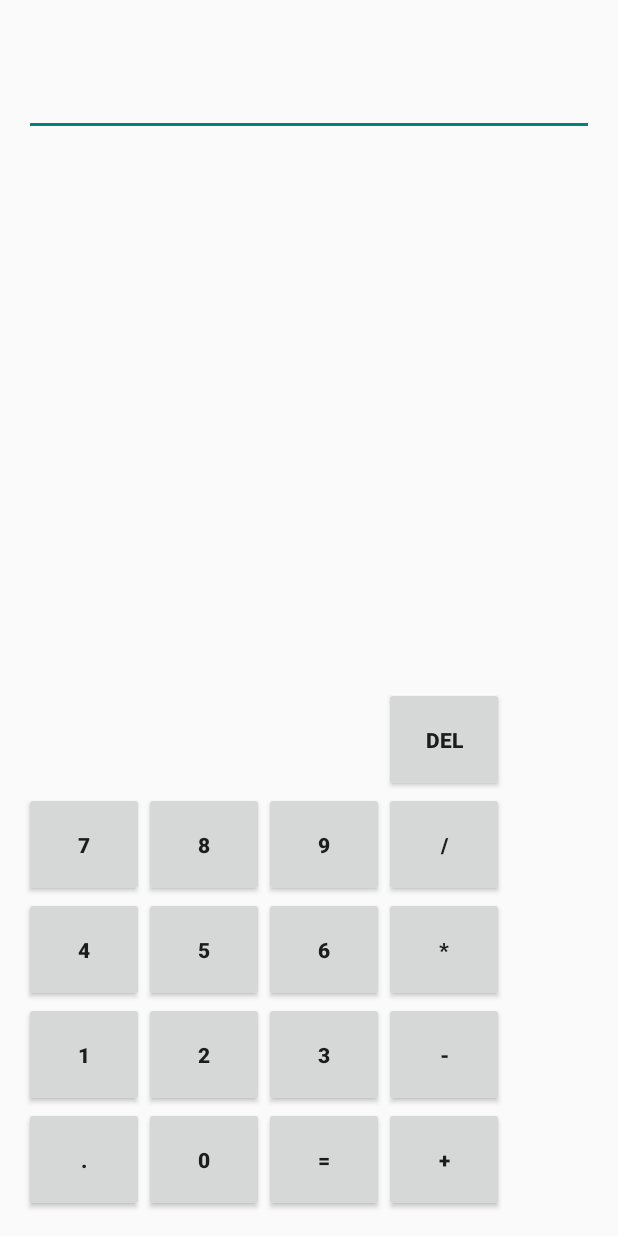
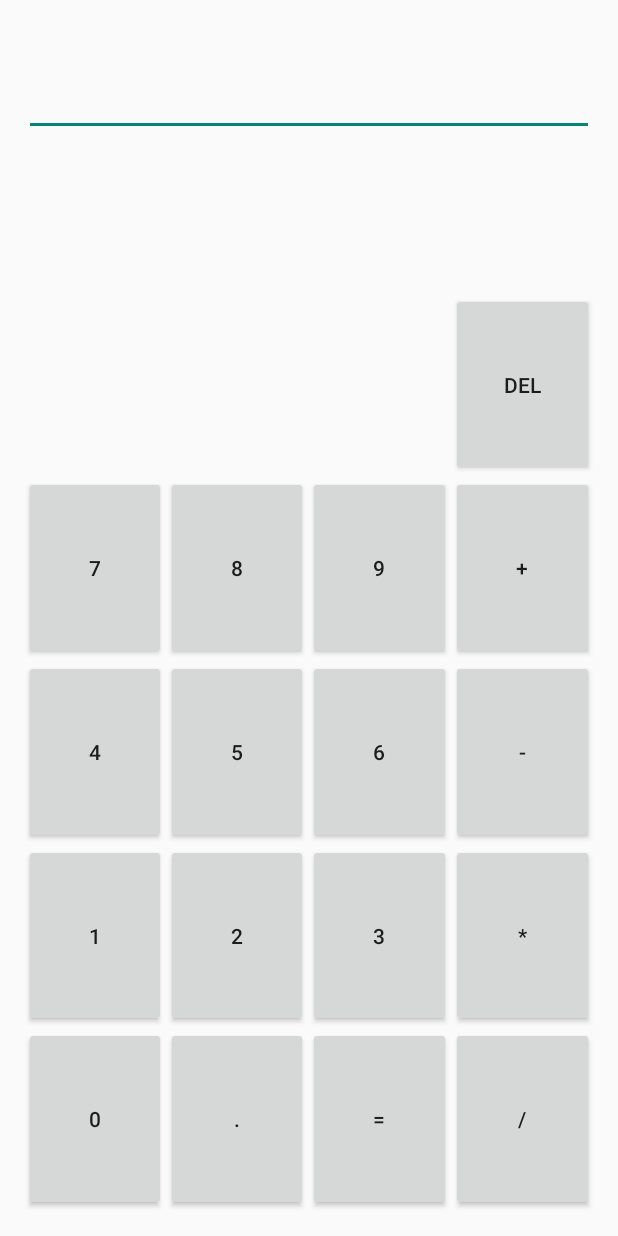
Before and after one commit to stephenluc/BasicCalculator, an Android app: the layout activity_main.xml on its own in the app's theme, with its tools: preview values and no code run, on a phone screen of 412 x 824 dp. Run offline under Robolectric (Android 15) with nearby library versions, the phone set to English and light mode, and no system bars.

Commit message:
Adjusted Button Size

```diff
--- a/app/src/main/java/abcd/com/basiccalculator/MainActivity.java
+++ b/app/src/main/java/abcd/com/basiccalculator/MainActivity.java
@@ -1,5 +1,6 @@
 package abcd.com.basiccalculator;
 
+import android.app.Activity;
 import android.support.v7.app.ActionBarActivity;
 import android.os.Bundle;
 import android.view.View;
@@ -8,7 +9,7 @@ import android.widget.EditText;
 import android.widget.TextView;
 
 
-public class MainActivity extends ActionBarActivity implements View.OnClickListener{
+public class MainActivity extends Activity implements View.OnClickListener{
     private Button btnadd, btnsub, btnmult, btndiv,btnequal, btn1, btn2, btn3, btn4, btn5, btn6, btn7, btn8, btn9, btn0, btndot, btndel;
     private TextView tvresult;
     private EditText etexpression;
--- a/app/src/main/res/layout/activity_main.xml
+++ b/app/src/main/res/layout/activity_main.xml
@@ -1,12 +1,13 @@
 <RelativeLayout xmlns:android="http://schemas.android.com/apk/res/android"
     xmlns:tools="http://schemas.android.com/tools" android:layout_width="match_parent"
-    android:layout_height="match_parent" android:paddingLeft="@dimen/activity_horizontal_margin"
-    android:paddingRight="@dimen/activity_horizontal_margin"
+    android:layout_height="match_parent"
     android:paddingTop="@dimen/activity_vertical_margin"
-    android:paddingBottom="@dimen/activity_vertical_margin" tools:context=".MainActivity">
+    android:paddingBottom="@dimen/activity_vertical_margin" tools:context=".MainActivity"
+    android:paddingRight="@dimen/activity_vertical_margin"
+    android:paddingLeft="@dimen/activity_vertical_margin">
 
     <EditText
-        android:layout_width="wrap_content"
+        android:layout_width="fill_parent"
         android:layout_height="wrap_content"
         android:ems="10"
         android:id="@+id/etExpression"
@@ -14,9 +15,10 @@
         android:clickable="false"
         android:textSize="40sp"
         android:textStyle="normal"
+        android:longClickable="false"
+        android:layout_alignParentTop="true"
         android:layout_alignParentRight="true"
-        android:layout_alignParentEnd="true"
-        android:longClickable="false" />
+        android:layout_alignParentEnd="true" />
 
     <TextView
         android:layout_width="wrap_content"
@@ -29,180 +31,212 @@
         android:layout_alignRight="@+id/etExpression"
         android:layout_alignEnd="@+id/etExpression" />
 
-    <TableLayout
-        android:orientation="horizontal"
+    <RelativeLayout
         android:layout_width="fill_parent"
-        android:layout_height="wrap_content"
-        android:id="@+id/linearLayout"
-        android:focusableInTouchMode="false"
-        android:layout_alignParentBottom="true"
-        android:gravity="center|bottom">
+        android:layout_height="fill_parent"
+        android:layout_below="@+id/tvResult"
+        android:layout_alignRight="@+id/etExpression"
+        android:layout_alignEnd="@+id/etExpression"
+        android:layout_marginTop="30dp">
 
-        <TableRow
+        <LinearLayout
+            android:orientation="horizontal"
             android:layout_width="fill_parent"
-            android:layout_height="fill_parent">
+            android:layout_height="fill_parent"
+            android:layout_alignParentTop="true"
+            android:layout_centerHorizontal="true">
 
-            <Button
-                android:layout_width="80dp"
-                android:layout_height="70dp"
-                android:text="Del"
-                android:id="@+id/btnDel"
-                android:layout_column="16"
-                android:textStyle="bold"/>
+            <LinearLayout
+                android:orientation="vertical"
+                android:layout_width="0dp"
+                android:layout_height="match_parent"
+                android:layout_weight="0.25">
 
-        </TableRow>
+                <TextView
+                    android:layout_width="fill_parent"
+                    android:layout_height="0dp"
+                    android:id="@+id/fillerCol1"
+                    android:layout_weight="0.2"
+                    android:padding="2dp"/>
 
-        <TableRow
-            android:layout_width="fill_parent"
-            android:layout_height="fill_parent">
+                <Button
+                    android:layout_width="fill_parent"
+                    android:layout_height="0dp"
+                    android:text="7"
+                    android:id="@+id/btn7"
+                    android:layout_weight="0.2"
+                    android:padding="2dp"/>
 
-            <Button
-                android:layout_width="80dp"
-                android:layout_height="70dp"
-                android:text="7"
-                android:id="@+id/btn7"
-                android:layout_column="0"
-                android:textStyle="bold" />
+                <Button
+                    android:layout_width="fill_parent"
+                    android:layout_height="0dp"
+                    android:text="4"
+                    android:id="@+id/btn4"
+                    android:layout_weight="0.2"
+                    android:padding="2dp"/>
 
-            <Button
-                android:layout_width="80dp"
-                android:layout_height="70dp"
-                android:text="8"
-                android:id="@+id/btn8"
-                android:layout_column="13"
-                android:textStyle="bold" />
+                <Button
+                    android:layout_width="fill_parent"
+                    android:layout_height="0dp"
+                    android:text="1"
+                    android:id="@+id/btn1"
+                    android:layout_weight="0.2"
+                    android:padding="2dp"/>
 
-            <Button
-                android:layout_width="80dp"
-                android:layout_height="70dp"
-                android:text="9"
-                android:id="@+id/btn9"
-                android:layout_column="15"
-                android:textStyle="bold" />
+                <Button
+                    android:layout_width="fill_parent"
+                    android:layout_height="0dp"
+                    android:text="0"
+                    android:id="@+id/btn0"
+                    android:layout_weight="0.2"
+                    android:padding="2dp"/>
 
-            <Button
-                android:layout_width="80dp"
-                android:layout_height="70dp"
-                android:text="/"
-                android:id="@+id/btnDiv"
-                android:layout_column="16"
-                android:textStyle="bold" />
+            </LinearLayout>
 
-        </TableRow>
+            <LinearLayout
+                android:orientation="vertical"
+                android:layout_width="0dp"
+                android:layout_height="match_parent"
+                android:layout_gravity="center_vertical"
+                android:layout_weight="0.25">
 
-        <TableRow
-            android:layout_width="fill_parent"
-            android:layout_height="fill_parent">
+                <TextView
+                    android:layout_width="fill_parent"
+                    android:layout_height="0dp"
+                    android:id="@+id/fillerCol2"
+                    android:layout_weight="0.2"
+                    android:padding="2dp"/>
 
-            <Button
-                android:layout_width="80dp"
-                android:layout_height="70dp"
-                android:text="4"
-                android:id="@+id/btn4"
-                android:layout_column="0"
-                android:textStyle="bold" />
+                <Button
+                    android:layout_width="fill_parent"
+                    android:layout_height="0dp"
+                    android:text="8"
+                    android:id="@+id/btn8"
+                    android:layout_weight="0.2"
+                    android:padding="2dp"/>
 
-            <Button
-                android:layout_width="80dp"
-                android:layout_height="70dp"
-                android:text="5"
-                android:id="@+id/btn5"
-                android:layout_column="13"
-                android:textStyle="bold" />
+                <Button
+                    android:layout_width="fill_parent"
+                    android:layout_height="0dp"
+                    android:text="5"
+                    android:id="@+id/btn5"
+                    android:layout_weight="0.2"
+                    android:padding="2dp"/>
 
-            <Button
-                android:layout_width="80dp"
-                android:layout_height="70dp"
-                android:text="6"
-                android:id="@+id/btn6"
-                android:layout_column="15"
-                android:textStyle="bold" />
+                <Button
+                    android:layout_width="fill_parent"
+                    android:layout_height="0dp"
+                    android:text="2"
+                    android:id="@+id/btn2"
+                    android:layout_weight="0.2"
+                    android:padding="2dp"/>
 
-            <Button
-                android:layout_width="80dp"
-                android:layout_height="70dp"
-                android:text="*"
-                android:id="@+id/btnMult"
-                android:layout_column="16"
-                android:textStyle="bold" />
+                <Button
+                    android:layout_width="fill_parent"
+                    android:layout_height="0dp"
+                    android:text="."
+                    android:id="@+id/btnDot"
+                    android:layout_weight="0.2"
+                    android:padding="2dp"/>
 
-        </TableRow>
+            </LinearLayout>
 
-        <TableRow
-            android:layout_width="fill_parent"
-            android:layout_height="fill_parent">
+            <LinearLayout
+                android:orientation="vertical"
+                android:layout_width="0dp"
+                android:layout_height="match_parent"
+                android:layout_gravity="center_vertical"
+                android:layout_weight="0.25">
 
-            <Button
-                android:layout_width="80dp"
-                android:layout_height="70dp"
-                android:text="1"
-                android:id="@+id/btn1"
-                android:layout_column="0"
-                android:textStyle="bold"  />
+                <TextView
+                    android:layout_width="fill_parent"
+                    android:layout_height="0dp"
+                    android:id="@+id/fillerCol3"
+                    android:layout_weight="0.2"
+                    android:padding="2dp"/>
 
-            <Button
-                android:layout_width="80dp"
-                android:layout_height="70dp"
-                android:text="2"
-                android:id="@+id/btn2"
-                android:layout_column="13"
-                android:textStyle="bold" />
+                <Button
+                    android:layout_width="fill_parent"
+                    android:layout_height="0dp"
+                    android:text="9"
+                    android:id="@+id/btn9"
+                    android:layout_weight="0.2"
+                    android:padding="2dp"/>
 
-            <Button
-                android:layout_width="80dp"
-                android:layout_height="70dp"
-                android:text="3"
-                android:id="@+id/btn3"
-                android:layout_column="15"
-                android:textStyle="bold" />
+                <Button
+                    android:layout_width="fill_parent"
+                    android:layout_height="0dp"
+                    android:text="6"
+                    android:id="@+id/btn6"
+                    android:layout_weight="0.2"
+                    android:padding="2dp"/>
 
-            <Button
-                android:layout_width="80dp"
-                android:layout_height="70dp"
-                android:text="-"
-                android:id="@+id/btnSub"
-                android:layout_column="16"
-                android:textStyle="bold" />
+                <Button
+                    android:layout_width="fill_parent"
+                    android:layout_height="0dp"
+                    android:text="3"
+                    android:id="@+id/btn3"
+                    android:layout_weight="0.2"
+                    android:padding="2dp"/>
 
-        </TableRow>
+                <Button
+                    android:layout_width="fill_parent"
+                    android:layout_height="0dp"
+                    android:text="="
+                    android:id="@+id/btnEqual"
+                    android:layout_weight="0.2"
+                    android:padding="2dp"/>
 
-        <TableRow
-            android:layout_width="fill_parent"
-            android:layout_height="fill_parent">
+            </LinearLayout>
 
-            <Button
-                android:layout_width="80dp"
-                android:layout_height="70dp"
-                android:text="."
-                android:id="@+id/btnDot"
-                android:layout_column="0"
-                android:textStyle="bold" />
+            <LinearLayout
+                android:orientation="vertical"
+                android:layout_width="0dp"
+                android:layout_height="match_parent"
+                android:layout_gravity="center_vertical"
+                android:layout_weight="0.25">
 
-            <Button
-                android:layout_width="80dp"
-                android:layout_height="70dp"
-                android:text="0"
-                android:id="@+id/btn0"
-                android:layout_column="13"
-                android:textStyle="bold"  />
+                <Button
+                    android:layout_width="fill_parent"
+                    android:layout_height="0dp"
+                    android:text="Del"
+                    android:id="@+id/btnDel"
+                    android:layout_weight="0.2"
+                    android:padding="2dp" />
 
-            <Button
-                android:layout_width="80dp"
-                android:layout_height="70dp"
-                android:id="@+id/btnEqual"
-                android:text="="
-                android:layout_column="15"
-                android:textStyle="bold" />
+                <Button
+                    android:layout_width="fill_parent"
+                    android:layout_height="0dp"
+                    android:text="+"
+                    android:id="@+id/btnAdd"
+                    android:layout_weight="0.2"
+                    android:padding="2dp"/>
 
-            <Button
-                android:layout_width="80dp"
-                android:layout_height="70dp"
-                android:text="+"
-                android:id="@+id/btnAdd"
-                android:layout_column="16"
-                android:textStyle="bold" />
-        </TableRow>
+                <Button
+                    android:layout_width="fill_parent"
+                    android:layout_height="0dp"
+                    android:text="-"
+                    android:id="@+id/btnSub"
+                    android:layout_weight="0.2"
+                    android:padding="2dp"/>
 
-    </TableLayout>
+                <Button
+                    android:layout_width="fill_parent"
+                    android:layout_height="0dp"
+                    android:text="*"
+                    android:id="@+id/btnMult"
+                    android:layout_weight="0.2"
+                    android:padding="2dp"/>
+
+                <Button
+                    android:layout_width="fill_parent"
+                    android:layout_height="0dp"
+                    android:text="/"
+                    android:id="@+id/btnDiv"
+                    android:layout_weight="0.2"
+                    android:padding="2dp"/>
+            </LinearLayout>
+        </LinearLayout>
+    </RelativeLayout>
 
 </RelativeLayout>
```
